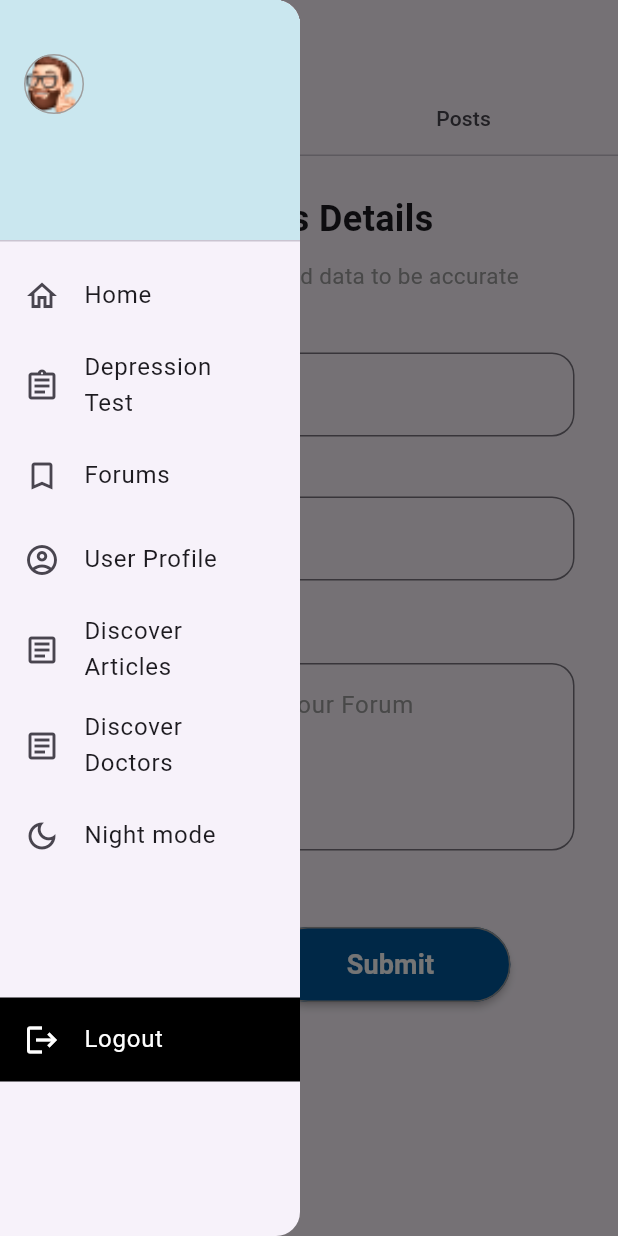
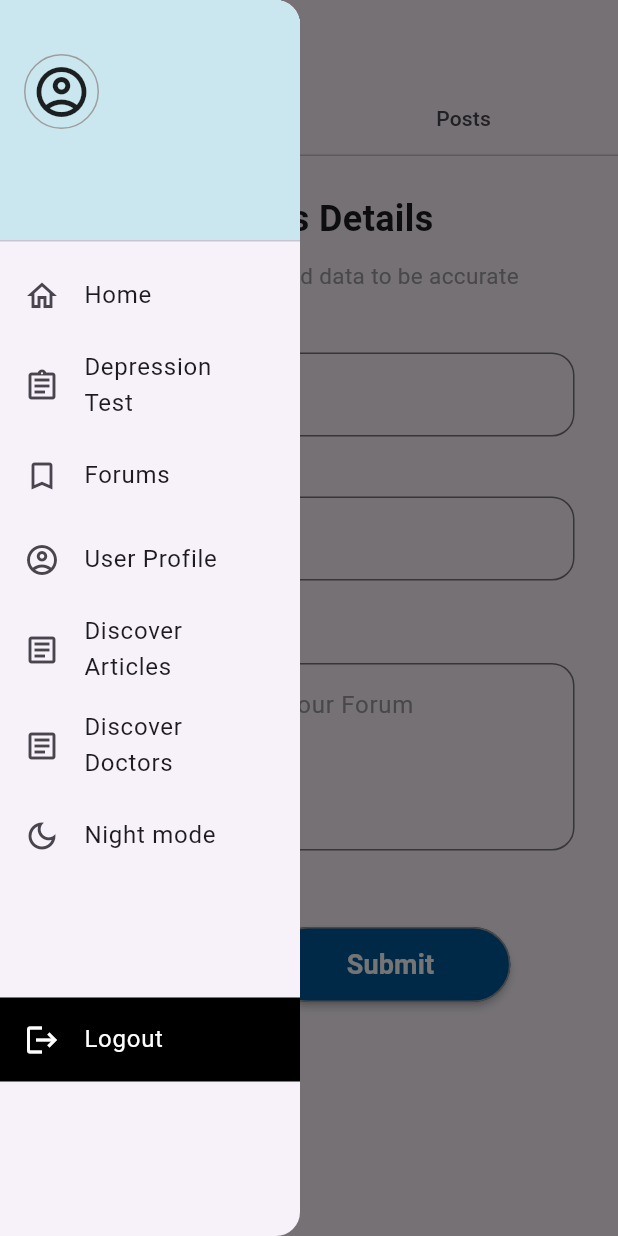
Before and after one commit to kareemezzat25/mentalhealth, a Flutter app: the ForumsPage screen opened directly, with the side drawer open, on a phone screen of 412 x 824 dp. Run offline on Flutter 3.47's test engine with Material 3 defaults, Android fonts, the phone set to English and light mode, and no system bars; our stand-ins replace animated_splash_screen, flutter_cache_manager, google_sign_in, image_picker, shared_preferences; accounts and stored records are empty; network calls fail.

Commit message:
image of user

```diff
--- a/lib/api/postsApi.dart
+++ b/lib/api/postsApi.dart
@@ -1,9 +1,7 @@
 import 'dart:convert';
-import 'dart:developer';
 import 'package:flutter/material.dart';
 import 'package:http/http.dart' as http;
 import 'package:mentalhealthh/authentication/auth.dart';
-import 'package:mentalhealthh/views/Posts.dart';
 
 class PostsApi {
   static const apiUrl = 'https://nexus-api-h3ik.onrender.com/api/posts';
--- a/lib/authentication/auth.dart
+++ b/lib/authentication/auth.dart
@@ -3,8 +3,9 @@ import 'package:shared_preferences/shared_preferences.dart';
 class Auth {
   static const String _tokenKey = 'token';
   static const String _emailKey = 'email';
-  static const String _userIdKey = 'userId'; // Add this line
-  static const String _userNameKey = 'userName'; // Add this line
+  static const String _userIdKey = 'userId';
+  static const String _userNameKey = 'userName';
+  static const String _photoUrlKey = 'photoUrl';
 
   static Future<String?> getUserId() async {
     SharedPreferences prefs = await SharedPreferences.getInstance();
@@ -21,13 +22,16 @@ class Auth {
     SharedPreferences prefs = await SharedPreferences.getInstance();
     prefs.setString(_tokenKey, token);
     prefs.setString(_emailKey, email);
-    prefs.setString(_userIdKey, userId); // Add this line
+    prefs.setString(_userIdKey, userId);
   }
 
   static Future<void> clearUser() async {
     SharedPreferences prefs = await SharedPreferences.getInstance();
     prefs.remove(_tokenKey);
     prefs.remove(_emailKey);
+    prefs.remove(_userIdKey);
+    prefs.remove(_userNameKey);
+    prefs.remove(_photoUrlKey); // Add this line to clear photo URL
   }
 
   static Future<bool> isLoggedIn() async {
@@ -49,15 +53,14 @@ class Auth {
     SharedPreferences prefs = await SharedPreferences.getInstance();
     return prefs.getString(_userNameKey);
   }
+
+  static Future<void> setPhotoUrl(String photoUrl) async {
+    SharedPreferences prefs = await SharedPreferences.getInstance();
+    prefs.setString(_photoUrlKey, photoUrl);
+  }
+
+  static Future<String?> getPhotoUrl() async {
+    SharedPreferences prefs = await SharedPreferences.getInstance();
+    return prefs.getString(_photoUrlKey);
+  }
 }
-
-  // static Future<String?> getUsername() async {
-  //   try {
-  //     String? email = await getEmail();
-  //     return email ?? "UnknownUser";
-  //   } catch (error) {
-  //     print('Error during getUsername: $error');
-  //     throw Exception('Failed to fetch username');
-  //   }
-  // }
-// }
--- a/lib/views/UserInfoEdit.dart
+++ b/lib/views/UserInfoEdit.dart
@@ -2,6 +2,7 @@ import 'dart:io';
 import 'package:flutter/material.dart';
 import 'package:image_picker/image_picker.dart';
 import 'package:mentalhealthh/api/UserProfileApi.dart';
+import 'package:mentalhealthh/authentication/auth.dart';
 
 class UserInfoEdit extends StatefulWidget {
   final String userId;
@@ -50,6 +51,9 @@ class _UserInfoEditState extends State<UserInfoEdit> {
         _birthDateController.text,
         _image,
       );
+      if (_image != null) {
+      await Auth.setPhotoUrl(widget.photoUrl);
+    }
       Navigator.pop(context, 'refresh');
     } catch (error) {
       ScaffoldMessenger.of(context).showSnackBar(
--- a/lib/views/UserProfile.dart
+++ b/lib/views/UserProfile.dart
@@ -37,6 +37,7 @@ class _UserProfileState extends State<UserProfile> {
   }
 
   void _navigateToEditPage(Map<String, dynamic> userData) {
+    String photoUrl = userData['photoUrl'] ?? '';
     Navigator.push(
       context,
       MaterialPageRoute(
@@ -46,7 +47,7 @@ class _UserProfileState extends State<UserProfile> {
           lastName: userData['lastName'],
           gender: userData['gender'],
           birthDate: userData['birthDate'],
-          photoUrl: userData['photoUrl'], // Pass photoUrl to UserInfoEdit
+          photoUrl:photoUrl, // Pass photoUrl to UserInfoEdit
         ),
       ),
     );
--- a/lib/widgets/CommonDrawer.dart
+++ b/lib/widgets/CommonDrawer.dart
@@ -4,7 +4,6 @@ import 'package:flutter/material.dart';
 import 'package:flutter/services.dart';
 import 'package:mentalhealthh/authentication/auth.dart';
 import 'package:mentalhealthh/views/ForumsPage.dart';
-import 'package:mentalhealthh/views/homeview.dart';
 import 'package:mentalhealthh/views/login.dart';
 import 'package:mentalhealthh/views/UserProfile.dart'; // Import UserProfile.dart
 
@@ -19,6 +18,7 @@ class CommonDrawer extends StatefulWidget {
 class _CommonDrawerState extends State<CommonDrawer> {
   String userName = '';
   String userEmail = '';
+  String photoUrl= '';
 
   @override
   void initState() {
@@ -29,17 +29,20 @@ class _CommonDrawerState extends State<CommonDrawer> {
  _loadUserData() async {
   try {
     // Fetch user data
-      String? userName = await Auth.getUserName();
-      String? userEmail = await Auth.getEmail();
+    String? retrievedUserName = await Auth.getUserName();
+    String? retrievedUserEmail = await Auth.getEmail();
+    String? retrievedPhotoUrl = await Auth.getPhotoUrl();
 
     setState(() {
-        this.userName = userName ?? '';
-        this.userEmail = userEmail ?? '';
+      this.userName = retrievedUserName ?? '';
+      this.userEmail = retrievedUserEmail ?? '';
+      this.photoUrl = retrievedPhotoUrl ?? '';
     });
   } catch (error) {
     print('Error loading user data: $error');
   }
 }
+
 
   @override
   Widget build(BuildContext context) {
@@ -57,17 +60,20 @@ class _CommonDrawerState extends State<CommonDrawer> {
                 crossAxisAlignment: CrossAxisAlignment.start,
                 children: [
                   Container(
-                    width: 40,
-                    height: 40,
+                    width: 50,
+                    height: 50,
                     decoration: BoxDecoration(
                       borderRadius: BorderRadius.circular(40),
                       border: Border.all(
                           color: Colors.grey, style: BorderStyle.solid),
-                      image: const DecorationImage(
-                        image: AssetImage('assets/images/Memoji Boys 3-15.png'),
-                        fit: BoxFit.cover,
+                      image: photoUrl.isNotEmpty // Check if photoUrl is not empty
+                ? DecorationImage(
+                    image: NetworkImage(photoUrl), // Use NetworkImage with photoUrl
+                    fit: BoxFit.cover, ): null, // If photoUrl is empty, don't display any image
           ),
-                    ),
+          child: photoUrl.isEmpty // If photoUrl is empty, display a default icon
+              ? Icon(Icons.account_circle_outlined, size: 40)
+              : null,
                     ),
                   SizedBox(width: 10),
                   Expanded(
```
Also changed, not shown: lib/views/login.dart (+4 -3 lines). Lines whose indentation alone changed are shown as unchanged.
